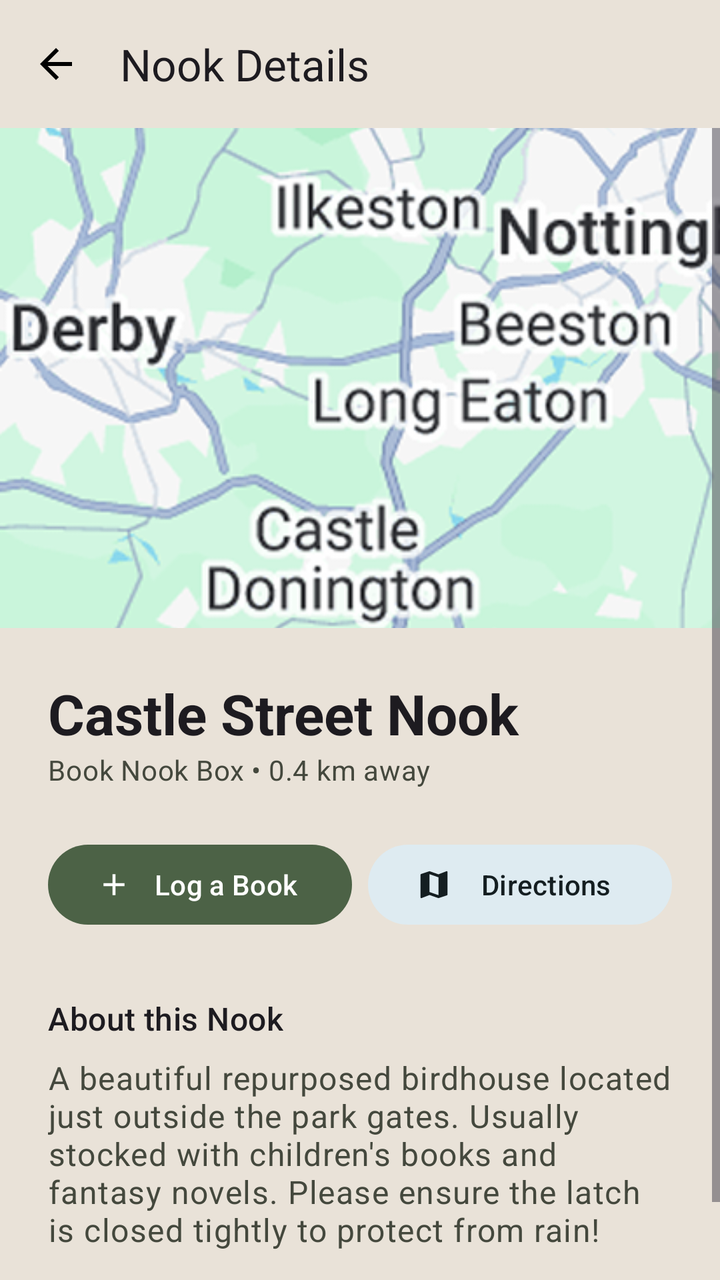
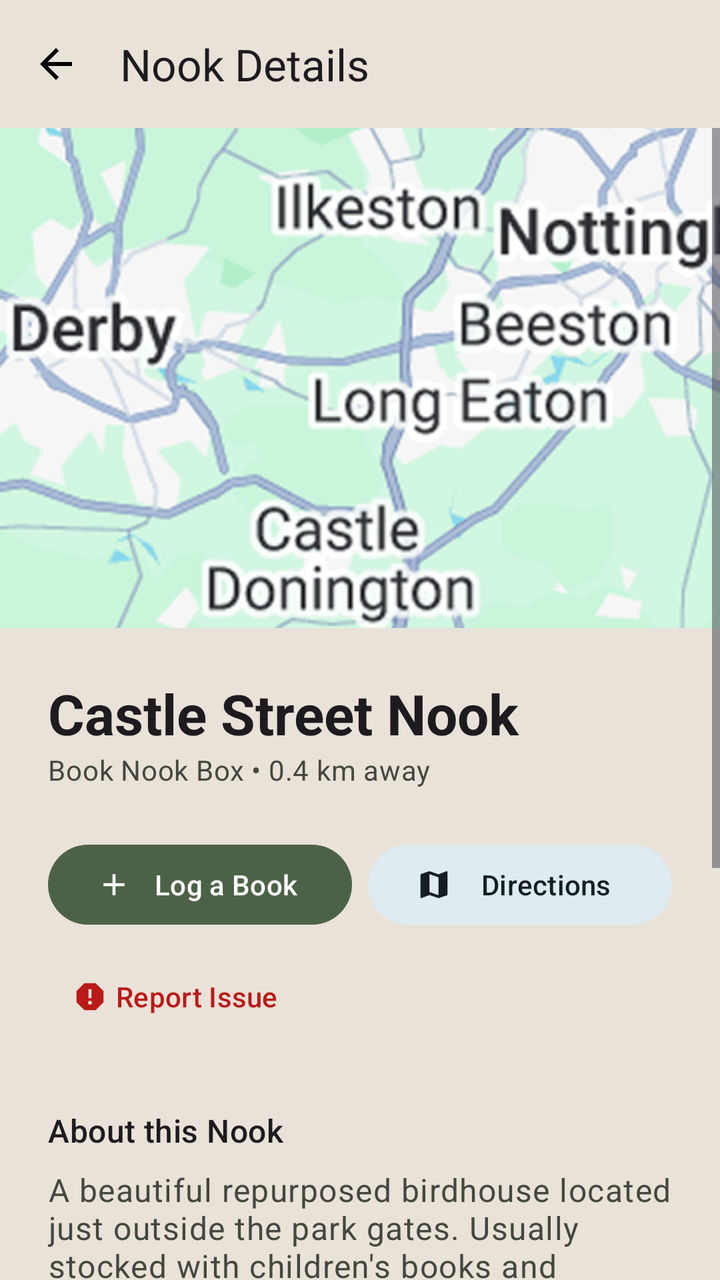

Two renders of the same Android screen: before a commit and after it. Below are the layout's source before the change and the commit's diff.
<!-- AndroidManifest.xml: application theme Theme.BookNookApp -->
<!-- res/layout/activity_nook_details.xml -->
<?xml version="1.0" encoding="utf-8"?>
<androidx.constraintlayout.widget.ConstraintLayout xmlns:android="http://schemas.android.com/apk/res/android"
    xmlns:app="http://schemas.android.com/apk/res-auto"
    android:id="@+id/main"
    android:layout_width="match_parent"
    android:layout_height="match_parent"
    android:background="?attr/colorSurface">

    
    <com.google.android.material.appbar.MaterialToolbar
        android:id="@+id/toolbar"
        android:layout_width="match_parent"
        android:layout_height="?attr/actionBarSize"
        app:layout_constraintTop_toTopOf="parent"
        app:navigationIcon="@drawable/ic_arrow_back"
        app:title="Nook Details" />

    
    <ScrollView
        android:layout_width="match_parent"
        android:layout_height="0dp"
        app:layout_constraintBottom_toBottomOf="parent"
        app:layout_constraintTop_toBottomOf="@id/toolbar">

        
        <LinearLayout
            android:layout_width="match_parent"
            android:layout_height="wrap_content"
            android:orientation="vertical"
            android:paddingBottom="32dp">

            
            <ImageView
                android:id="@+id/ivNookImage"
                android:layout_width="match_parent"
                android:layout_height="250dp"
                android:scaleType="centerCrop"
                android:src="@drawable/img_map_placeholder" />

            
            <LinearLayout
                android:layout_width="match_parent"
                android:layout_height="wrap_content"
                android:orientation="vertical"
                android:padding="24dp">

                <TextView
                    android:id="@+id/tvDetailName"
                    android:layout_width="wrap_content"
                    android:layout_height="wrap_content"
                    android:text="Castle Street Nook"
                    android:textAppearance="@style/TextAppearance.Material3.HeadlineMedium"
                    android:textStyle="bold" />

                
                <TextView
                    android:layout_width="wrap_content"
                    android:layout_height="wrap_content"
                    android:text="Book Nook Box • 0.4 km away"
                    android:textAppearance="@style/TextAppearance.Material3.BodyMedium"
                    android:textColor="?attr/colorOnSurfaceVariant" />

                
                <LinearLayout
                    android:layout_width="match_parent"
                    android:layout_height="wrap_content"
                    android:layout_marginTop="24dp"
                    android:orientation="horizontal">

                    
                    <com.google.android.material.button.MaterialButton
                        android:id="@+id/btnLogBook"
                        style="@style/Widget.Material3.Button"
                        android:layout_width="0dp"
                        android:layout_height="wrap_content"
                        android:layout_weight="1"
                        android:layout_marginEnd="8dp"
                        android:text="Log a Book"
                        app:icon="@drawable/ic_add" />

                    
                    <com.google.android.material.button.MaterialButton
                        style="@style/Widget.Material3.Button.TonalButton"
                        android:layout_width="0dp"
                        android:layout_height="wrap_content"
                        android:layout_weight="1"
                        android:text="Directions"
                        app:icon="@drawable/ic_map" />
                </LinearLayout>

                
                <TextView
                    android:layout_width="wrap_content"
                    android:layout_height="wrap_content"
                    android:layout_marginTop="32dp"
                    android:text="About this Nook"
                    android:textAppearance="@style/TextAppearance.Material3.TitleMedium" />

                
                <TextView
                    android:layout_width="match_parent"
                    android:layout_height="wrap_content"
                    android:layout_marginTop="8dp"
                    android:text="A beautiful repurposed birdhouse located just outside the park gates. Usually stocked with children's books and fantasy novels. Please ensure the latch is closed tightly to protect from rain!"
                    android:textAppearance="@style/TextAppearance.Material3.BodyLarge"
                    android:textColor="?attr/colorOnSurfaceVariant" />

            </LinearLayout>
        </LinearLayout>
    </ScrollView>

</androidx.constraintlayout.widget.ConstraintLayout>
<!-- resources referenced by this layout -->
<resources>
  <!-- drawable ic_add (drawable) -->
  <vector xmlns:android="http://schemas.android.com/apk/res/android" android:height="24dp" android:tint="#000000" android:viewportHeight="24" android:viewportWidth="24" android:width="24dp">
        
      <path android:fillColor="@android:color/white" android:pathData="M19,13h-6v6h-2v-6H5v-2h6V5h2v6h6v2z"/>
      
  </vector>
  <!-- drawable ic_arrow_back (drawable) -->
  <vector xmlns:android="http://schemas.android.com/apk/res/android" android:autoMirrored="true" android:height="24dp" android:tint="#000000" android:viewportHeight="960" android:viewportWidth="960" android:width="24dp">
        
      <path android:fillColor="@android:color/white" android:pathData="M313,520L537,744L480,800L160,480L480,160L537,216L313,440L800,440L800,520L313,520Z"/>
      
  </vector>
  <!-- drawable ic_map (drawable) -->
  <vector xmlns:android="http://schemas.android.com/apk/res/android" android:height="24dp" android:tint="#000000" android:viewportHeight="24" android:viewportWidth="24" android:width="24dp">
        
      <path android:fillColor="@android:color/white" android:pathData="M20.5,3l-0.16,0.03L15,5.1 9,3 3.36,4.9c-0.21,0.07 -0.36,0.25 -0.36,0.48V20.5c0,0.28 0.22,0.5 0.5,0.5l0.16,-0.03L9,18.9l6,2.1 5.64,-1.9c0.21,-0.07 0.36,-0.25 0.36,-0.48V3.5c0,-0.28 -0.22,-0.5 -0.5,-0.5zM15,19l-6,-2.11V5l6,2.11V19z"/>
      
  </vector>
  <color name="md_theme_primary">#4C6246</color>
  <color name="md_theme_onPrimary">#FFFFFF</color>
  <color name="md_theme_primaryContainer">#B4C8AA</color>
  <color name="md_theme_onPrimaryContainer">#182316</color>
  <color name="md_theme_secondary">#5C757A</color>
  <color name="md_theme_onSecondary">#FFFFFF</color>
  <color name="md_theme_secondaryContainer">#DEEBF1</color>
  <color name="md_theme_onSecondaryContainer">#141E21</color>
  <color name="md_theme_tertiary">#CB7A5C</color>
  <color name="md_theme_onTertiary">#FFFFFF</color>
  <color name="md_theme_tertiaryContainer">#FFDBC9</color>
  <color name="md_theme_onTertiaryContainer">#331200</color>
  <color name="md_theme_surface">#E9E2D8</color>
  <color name="md_theme_onSurface">#1C1C18</color>
  <color name="md_theme_surfaceContainer">#F0EAE2</color>
  <color name="md_theme_onSurfaceVariant">#44483D</color>
  <color name="md_theme_outlineVariant">#C4C8BB</color>
  <color name="md_theme_error">#BA1A1A</color>
  <color name="md_theme_onError">#FFFFFF</color>
  <style name="AppBottomSheetDialogTheme" parent="Theme.Design.Light.BottomSheetDialog">
          <item name="bottomSheetStyle">@style/AppModalStyle</item>
      </style>
  <style name="AppModalStyle" parent="Widget.Design.BottomSheet.Modal">
          <item name="android:background">@android:color/transparent</item>
      </style>
  <!-- unchanged entries left out for length: 2 -->
</resources>

<!-- the commit's change to res/layout/activity_nook_details.xml (unified diff, before → after) -->
@@ -13,7 +13,8 @@
         android:layout_height="?attr/actionBarSize"
         app:layout_constraintTop_toTopOf="parent"
         app:navigationIcon="@drawable/ic_arrow_back"
-        app:title="Nook Details" />
+        app:title="Nook Details"
+        />
 
     
     <ScrollView
@@ -35,7 +36,8 @@
                 android:layout_width="match_parent"
                 android:layout_height="250dp"
                 android:scaleType="centerCrop"
-                android:src="@drawable/img_map_placeholder" />
+                android:src="@drawable/img_map_placeholder"
+                />
 
             
             <LinearLayout
@@ -50,7 +52,8 @@
                     android:layout_height="wrap_content"
                     android:text="Castle Street Nook"
                     android:textAppearance="@style/TextAppearance.Material3.HeadlineMedium"
-                    android:textStyle="bold" />
+                    android:textStyle="bold"
+                    />
 
                 
                 <TextView
@@ -58,7 +61,8 @@
                     android:layout_height="wrap_content"
                     android:text="Book Nook Box • 0.4 km away"
                     android:textAppearance="@style/TextAppearance.Material3.BodyMedium"
-                    android:textColor="?attr/colorOnSurfaceVariant" />
+                    android:textColor="?attr/colorOnSurfaceVariant"
+                    />
 
                 
                 <LinearLayout
@@ -76,7 +80,8 @@
                         android:layout_weight="1"
                         android:layout_marginEnd="8dp"
                         android:text="Log a Book"
-                        app:icon="@drawable/ic_add" />
+                        app:icon="@drawable/ic_add"
+                        />
 
                     
                     <com.google.android.material.button.MaterialButton
@@ -85,10 +90,25 @@
                         android:layout_height="wrap_content"
                         android:layout_weight="1"
                         android:text="Directions"
-                        app:icon="@drawable/ic_map" />
+                        app:icon="@drawable/ic_map"
+                        />
                 </LinearLayout>
 
                 
+                
+                <com.google.android.material.button.MaterialButton
+                    android:id="@+id/btnReport"
+                    style="@style/Widget.Material3.Button.TextButton"
+                    android:layout_width="wrap_content"
+                    android:layout_height="wrap_content"
+                    android:layout_gravity="start"
+                    android:layout_marginTop="8dp"
+                    android:text="Report Issue"
+                    android:textColor="?attr/colorError"
+                    app:icon="@drawable/ic_report"
+                    app:iconTint="?attr/colorError"
+                    />
+
                 <TextView
                     android:layout_width="wrap_content"
                     android:layout_height="wrap_content"
@@ -103,6 +123,53 @@
                     android:layout_marginTop="8dp"
                     android:text="A beautiful repurposed birdhouse located just outside the park gates. Usually stocked with children's books and fantasy novels. Please ensure the latch is closed tightly to protect from rain!"
                     android:textAppearance="@style/TextAppearance.Material3.BodyLarge"
+                    android:textColor="?attr/colorOnSurfaceVariant"
+                    />
+
+                
+                <TextView
+                    android:layout_width="wrap_content"
+                    android:layout_height="wrap_content"
+                    android:layout_marginTop="24dp"
+                    android:text="Accessibility"
+                    android:textAppearance="@style/TextAppearance.Material3.TitleMedium" />
+
+                
+                <com.google.android.material.chip.ChipGroup
+                    android:layout_width="match_parent"
+                    android:layout_height="wrap_content"
+                    android:layout_marginTop="8dp">
+
+                    <com.google.android.material.chip.Chip
+                        style="@style/Widget.Material3.Chip.Assist"
+                        android:layout_width="wrap_content"
+                        android:layout_height="wrap_content"
+                        android:text="Wheelchair Accessible"
+                        app:chipIcon="@drawable/ic_account" />
+
+                    <com.google.android.material.chip.Chip
+                        style="@style/Widget.Material3.Chip.Assist"
+                        android:layout_width="wrap_content"
+                        android:layout_height="wrap_content"
+                        android:text="Well Lit" /> 
+                </com.google.android.material.chip.ChipGroup>
+
+                
+                <TextView
+                    android:layout_width="wrap_content"
+                    android:layout_height="wrap_content"
+                    android:layout_marginTop="24dp"
+                    android:text="Recent Activity"
+                    android:textAppearance="@style/TextAppearance.Material3.TitleMedium" />
+
+                <TextView
+                    android:layout_width="match_parent"
+                    android:layout_height="wrap_content"
+                    android:layout_marginTop="8dp"
+                    android:background="?attr/colorSurfaceContainerLow"
+                    android:padding="16dp"
+                    android:text="Nothing has happened at this Nook yet. Be the first!"
+                    android:textAppearance="@style/TextAppearance.Material3.BodyMedium"
                     android:textColor="?attr/colorOnSurfaceVariant" />
 
             </LinearLayout>
<!-- resource entries referenced after the edit -->
@@ -1,5 +1,11 @@
 <!-- resources referenced by this layout -->
 <resources>
+  <!-- drawable ic_account (drawable) -->
+  <vector xmlns:android="http://schemas.android.com/apk/res/android" android:height="24dp" android:tint="#000000" android:viewportHeight="24" android:viewportWidth="24" android:width="24dp">
+        
+      <path android:fillColor="@android:color/white" android:pathData="M12,2C6.48,2 2,6.48 2,12s4.48,10 10,10s10,-4.48 10,-10S17.52,2 12,2zM12,6c1.93,0 3.5,1.57 3.5,3.5S13.93,13 12,13s-3.5,-1.57 -3.5,-3.5S10.07,6 12,6zM12,20c-2.03,0 -4.43,-0.82 -6.14,-2.88C7.55,15.8 9.68,15 12,15s4.45,0.8 6.14,2.12C16.43,19.18 14.03,20 12,20z"/>
+      
+  </vector>
   <!-- drawable ic_add (drawable) -->
   <vector xmlns:android="http://schemas.android.com/apk/res/android" android:height="24dp" android:tint="#000000" android:viewportHeight="24" android:viewportWidth="24" android:width="24dp">
         
@@ -16,6 +22,12 @@
   <vector xmlns:android="http://schemas.android.com/apk/res/android" android:height="24dp" android:tint="#000000" android:viewportHeight="24" android:viewportWidth="24" android:width="24dp">
         
       <path android:fillColor="@android:color/white" android:pathData="M20.5,3l-0.16,0.03L15,5.1 9,3 3.36,4.9c-0.21,0.07 -0.36,0.25 -0.36,0.48V20.5c0,0.28 0.22,0.5 0.5,0.5l0.16,-0.03L9,18.9l6,2.1 5.64,-1.9c0.21,-0.07 0.36,-0.25 0.36,-0.48V3.5c0,-0.28 -0.22,-0.5 -0.5,-0.5zM15,19l-6,-2.11V5l6,2.11V19z"/>
+      
+  </vector>
+  <!-- drawable ic_report (drawable) -->
+  <vector xmlns:android="http://schemas.android.com/apk/res/android" android:height="24dp" android:tint="#000000" android:viewportHeight="24" android:viewportWidth="24" android:width="24dp">
+        
+      <path android:fillColor="@android:color/white" android:pathData="M15.73,3L8.27,3L3,8.27v7.46L8.27,21h7.46L21,15.73L21,8.27L15.73,3zM12,17.3c-0.72,0 -1.3,-0.58 -1.3,-1.3 0,-0.72 0.58,-1.3 1.3,-1.3 0.72,0 1.3,0.58 1.3,1.3 0,0.72 -0.58,1.3 -1.3,1.3zM13,13h-2L11,7h2v6z"/>
       
   </vector>
   <color name="md_theme_primary">#4C6246</color>
